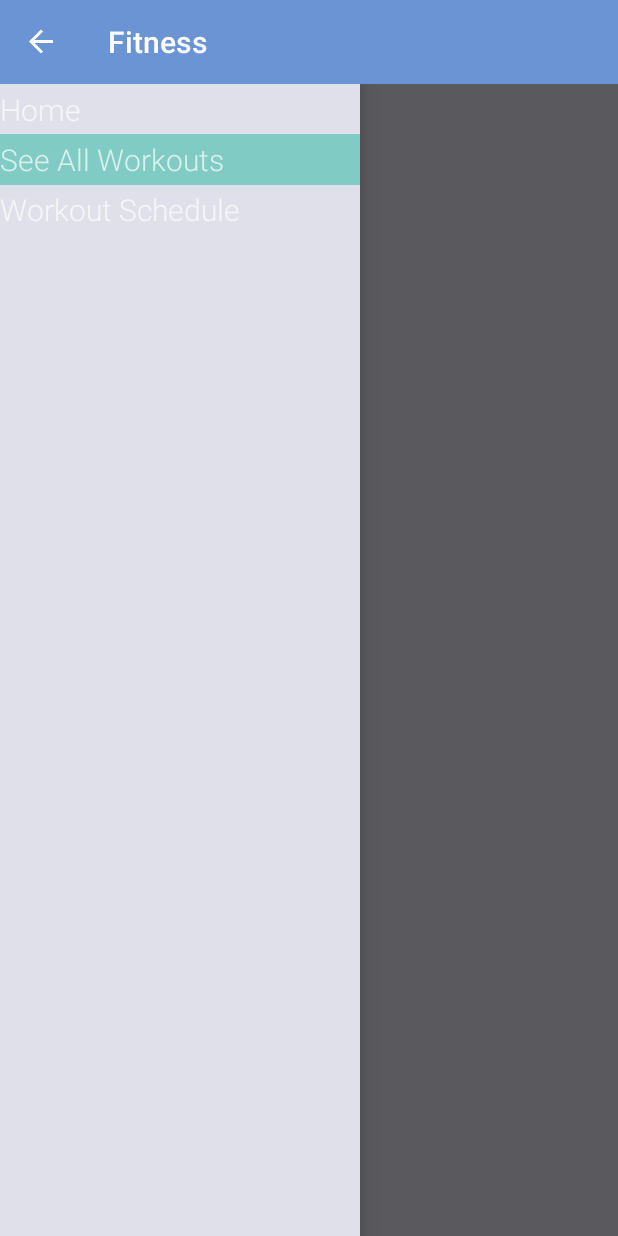
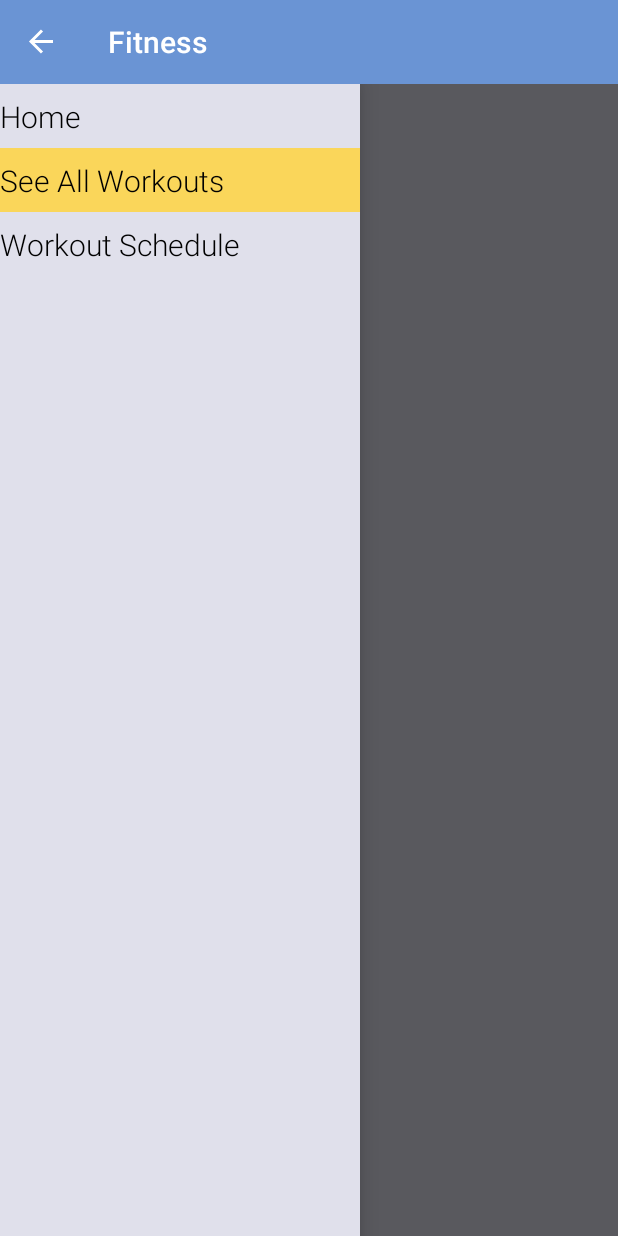
Before and after one commit to jennatauro/LiveFit, an Android app: the FitnessActivity screen opened directly, with no data from a screen before it, with the side drawer open, on a phone screen of 412 x 824 dp. Run offline under Robolectric (Android 15) with nearby library versions, the phone set to English and light mode, and no system bars.

Commit message:
Fixed appearance of drawer list

```diff
--- /dev/null
+++ b/app/src/main/res/drawable/grey_background.xml
@@ -0,0 +1,6 @@
+<?xml version="1.0" encoding="utf-8"?>
+
+<shape xmlns:android="http://schemas.android.com/apk/res/android"
+    android:shape="rectangle">
+    <solid android:color="@color/main_grey_background" />
+</shape>
--- /dev/null
+++ b/app/src/main/res/drawable/yellow_background.xml
@@ -0,0 +1,6 @@
+<?xml version="1.0" encoding="utf-8"?>
+
+<shape xmlns:android="http://schemas.android.com/apk/res/android"
+    android:shape="rectangle">
+    <solid android:color="@color/yellow" />
+</shape>
--- /dev/null
+++ b/app/src/main/res/drawable/yellow_row_selector.xml
@@ -0,0 +1,11 @@
+<?xml version="1.0" encoding="utf-8"?>
+
+<selector xmlns:android="http://schemas.android.com/apk/res/android">
+
+    <item android:drawable="@drawable/yellow_background" android:state_selected="true"></item>
+    <item android:drawable="@drawable/yellow_background" android:state_pressed="true"></item>
+    <item android:state_selected="false" android:state_activated="false" android:drawable="@drawable/grey_background"></item>
+    <item android:drawable="@drawable/yellow_background" android:state_focused="true"></item>
+    <item android:state_activated="true" android:drawable="@drawable/yellow_background"></item>
+
+</selector>
--- a/app/src/main/res/layout/drawer_list_item.xml
+++ b/app/src/main/res/layout/drawer_list_item.xml
@@ -6,7 +6,8 @@
     android:layout_height="wrap_content"
     android:gravity="center_vertical"
     android:textSize="20dp"
-    android:paddingTop="3dp"
-    android:paddingBottom="3dp"
+    android:paddingTop="8dp"
+    android:paddingBottom="8dp"
     android:fontFamily="sans-serif-light"
-    android:background="?android:attr/activatedBackgroundIndicator"/>
+    android:background="@drawable/yellow_row_selector"
+    android:textColor="@color/black"/>
```
